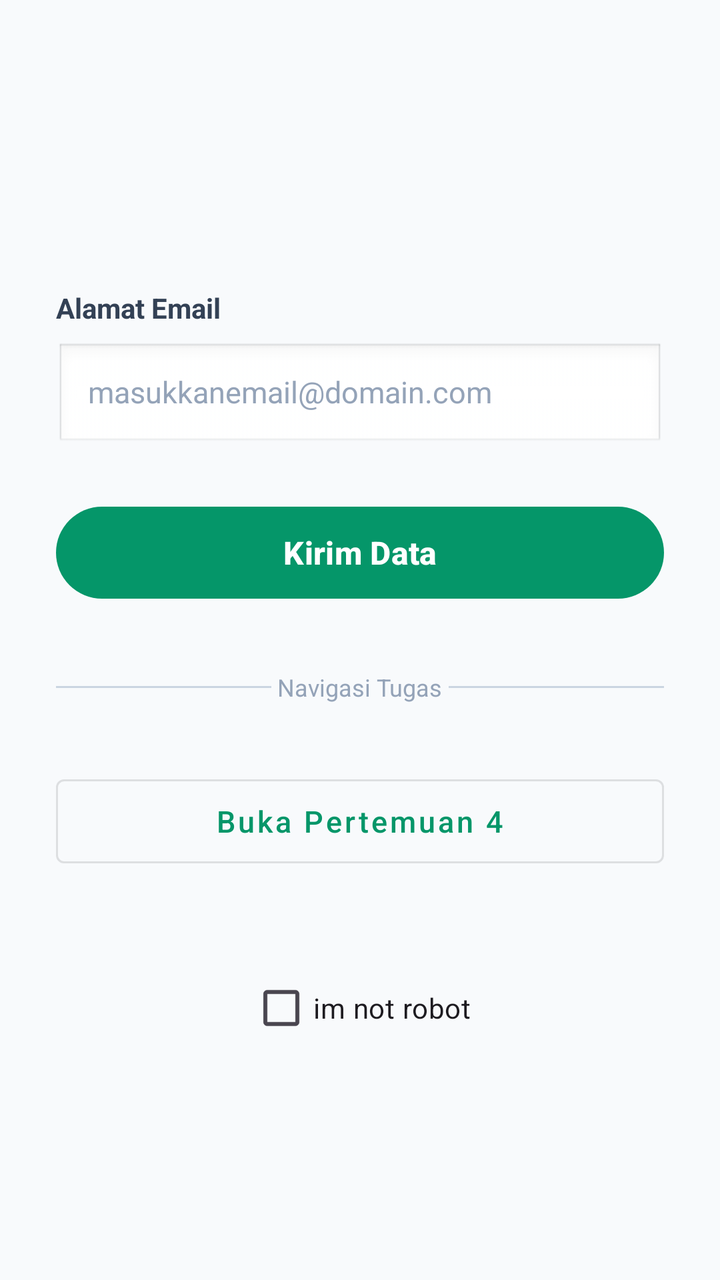
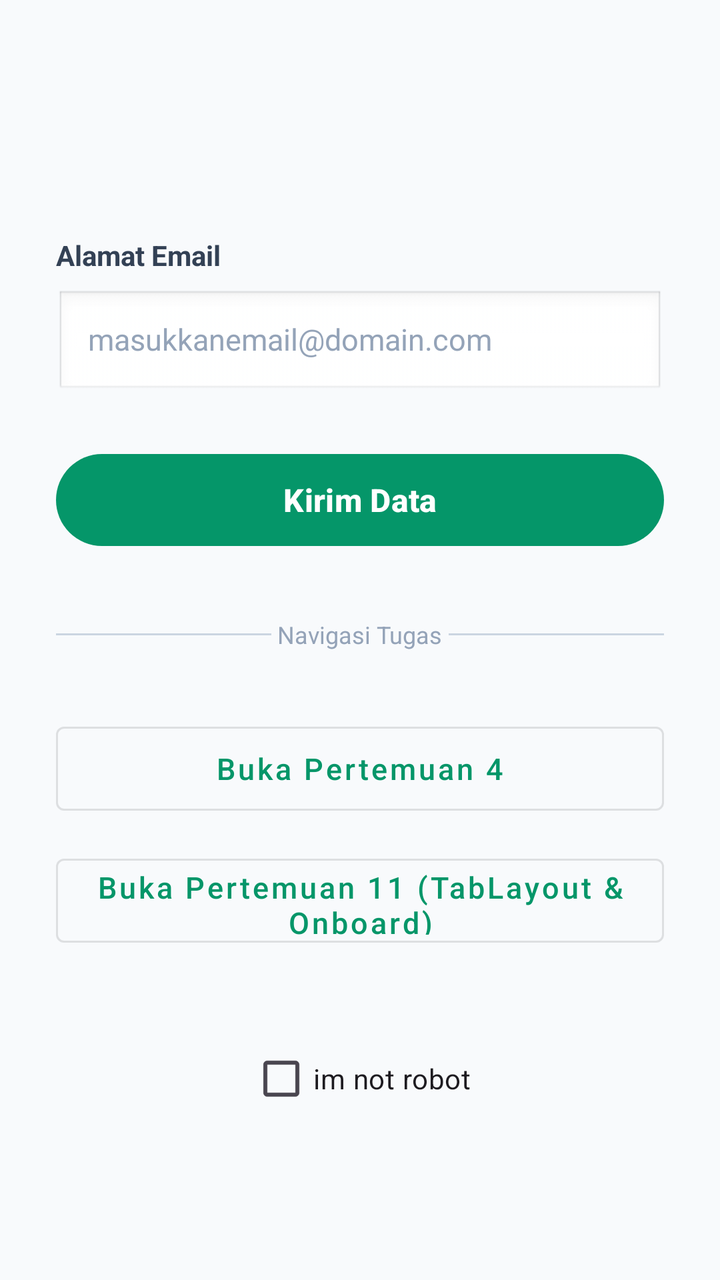

Two renders of the same Android screen: before a commit and after it. Below are the layout's source before the change and the commit's diff.
<!-- AndroidManifest.xml: application theme Theme.Zikra -->
<!-- res/layout/activity_main.xml -->
<?xml version="1.0" encoding="utf-8"?>
<androidx.constraintlayout.widget.ConstraintLayout
    xmlns:android="http://schemas.android.com/apk/res/android"
    xmlns:app="http://schemas.android.com/apk/res-auto"
    xmlns:tools="http://schemas.android.com/tools"
    android:id="@+id/main"
    android:layout_width="match_parent"
    android:layout_height="match_parent"
    android:background="#F8FAFC"
    tools:context=".MainActivity">

    
    <LinearLayout
        android:id="@+id/linearLayout"
        android:layout_width="match_parent"
        android:layout_height="wrap_content"
        android:orientation="vertical"
        android:padding="28dp"
        app:layout_constraintBottom_toBottomOf="parent"
        app:layout_constraintEnd_toEndOf="parent"
        app:layout_constraintStart_toStartOf="parent"
        app:layout_constraintTop_toTopOf="parent"
        app:layout_constraintVertical_bias="0.4">

        
        <TextView
            android:id="@+id/textView2"
            android:layout_width="wrap_content"
            android:layout_height="wrap_content"
            android:layout_marginBottom="8dp"
            android:text="Alamat Email"
            android:textColor="#334155"
            android:textSize="14sp"
            android:textStyle="bold" />

        
        <EditText
            android:id="@+id/editTextTextEmailAddress"
            android:layout_width="match_parent"
            android:layout_height="54dp"
            android:layout_marginBottom="24dp"
            android:background="@android:drawable/edit_text"
            android:hint="masukkanemail@domain.com"
            android:inputType="textEmailAddress"
            android:paddingHorizontal="16dp"
            android:textColor="#1E293B"
            android:textColorHint="#94A3B8"
            android:textSize="15sp" />

        
        <Button
            android:id="@+id/button2"
            android:layout_width="match_parent"
            android:layout_height="54dp"
            android:layout_marginBottom="32dp"
            android:text="Kirim Data"
            android:textAllCaps="false"
            android:textSize="16sp"
            android:textStyle="bold" />

        
        <LinearLayout
            android:layout_width="match_parent"
            android:layout_height="wrap_content"
            android:layout_marginBottom="32dp"
            android:gravity="center"
            android:orientation="horizontal">

            <View
                android:layout_width="0dp"
                android:layout_height="1dp"
                android:layout_weight="1"
                android:background="#CBD5E1" />

            <TextView
                android:layout_width="wrap_content"
                android:layout_height="wrap_content"
                android:text=" Navigasi Tugas "
                android:textColor="#94A3B8"
                android:textSize="12sp" />

            <View
                android:layout_width="0dp"
                android:layout_height="1dp"
                android:layout_weight="1"
                android:background="#CBD5E1" />
        </LinearLayout>

        
        <Button
            android:id="@+id/btnToFourth"
            style="@style/Widget.MaterialComponents.Button.OutlinedButton"
            android:layout_width="match_parent"
            android:layout_height="54dp"
            android:text="Buka Pertemuan 4"
            android:textAllCaps="false"
            android:textSize="15sp" />

    </LinearLayout>

    <CheckBox
        android:id="@+id/checkBox2"
        android:layout_width="wrap_content"
        android:layout_height="wrap_content"
        android:text="im not robot"
        app:layout_constraintBottom_toBottomOf="parent"
        app:layout_constraintEnd_toEndOf="parent"
        app:layout_constraintStart_toStartOf="parent"
        app:layout_constraintTop_toBottomOf="@+id/linearLayout"
        app:layout_constraintVertical_bias="0.114" />

</androidx.constraintlayout.widget.ConstraintLayout>
<!-- resources referenced by this layout -->
<resources>
  <style name="Theme.Zikra" parent="Base.Theme.Zikra" />
  <style name="Base.Theme.Zikra" parent="Theme.Material3.DayNight.NoActionBar">
          
          <item name="colorPrimary">@color/primary</item>
          <item name="colorSecondary">@color/secondary</item>
          <item name="android:colorBackground">@color/background_light</item>
      </style>
  <color name="primary">#059669</color>
  <color name="secondary">#14B8A6</color>
  <color name="background_light">#F8FAFC</color>
</resources>

<!-- the commit's change to res/layout/activity_main.xml (unified diff, before → after) -->
@@ -7,7 +7,7 @@
     android:layout_width="match_parent"
     android:layout_height="match_parent"
     android:background="#F8FAFC"
-    tools:context=".MainActivity">
+    tools:context=".pertemua_6.MainActivity">
 
     
     <LinearLayout
@@ -96,6 +96,16 @@
             android:textAllCaps="false"
             android:textSize="15sp" />
 
+        <Button
+            android:id="@+id/btnToElevan"
+            style="@style/Widget.MaterialComponents.Button.OutlinedButton"
+            android:layout_width="match_parent"
+            android:layout_height="54dp"
+            android:layout_marginTop="12dp"
+            android:text="Buka Pertemuan 11 (TabLayout &amp; Onboard)"
+            android:textAllCaps="false"
+            android:textSize="15sp" />
+
     </LinearLayout>
 
     <CheckBox
